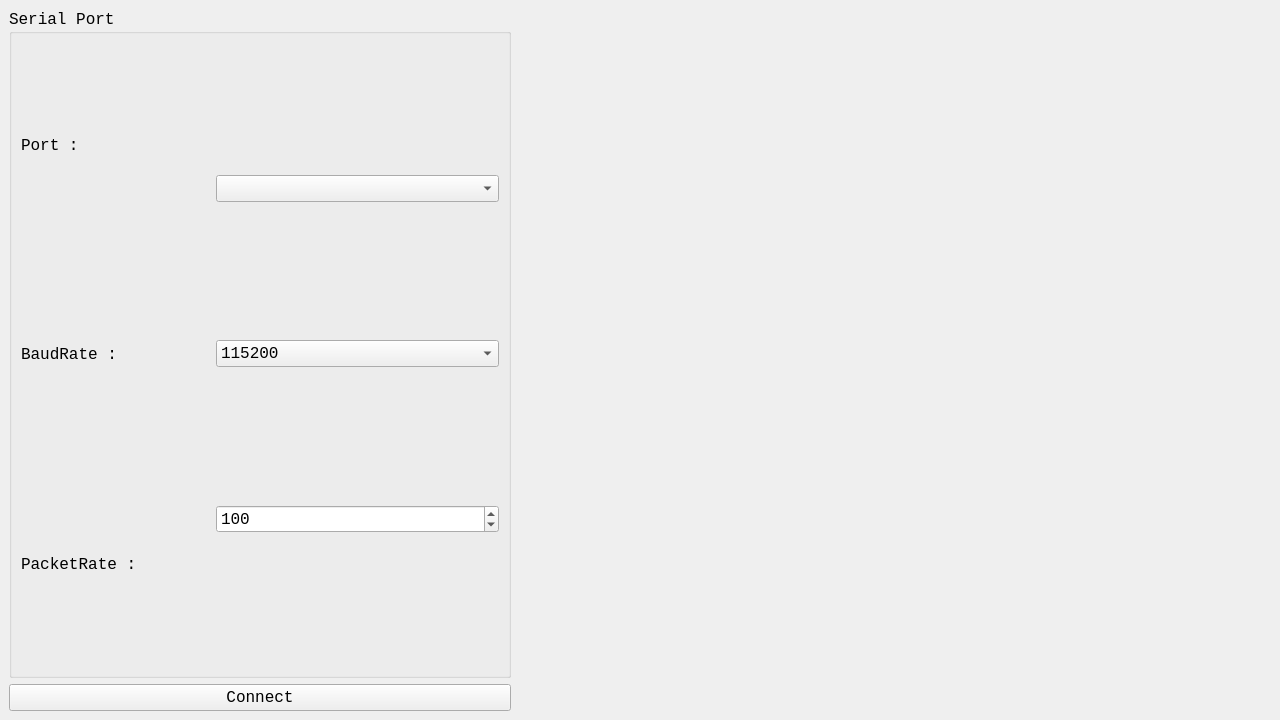
The window that monitor/mainwindow.ui (zheyi613/Qt_attitude_monitor) describes before a commit, drawn with Qt 5.
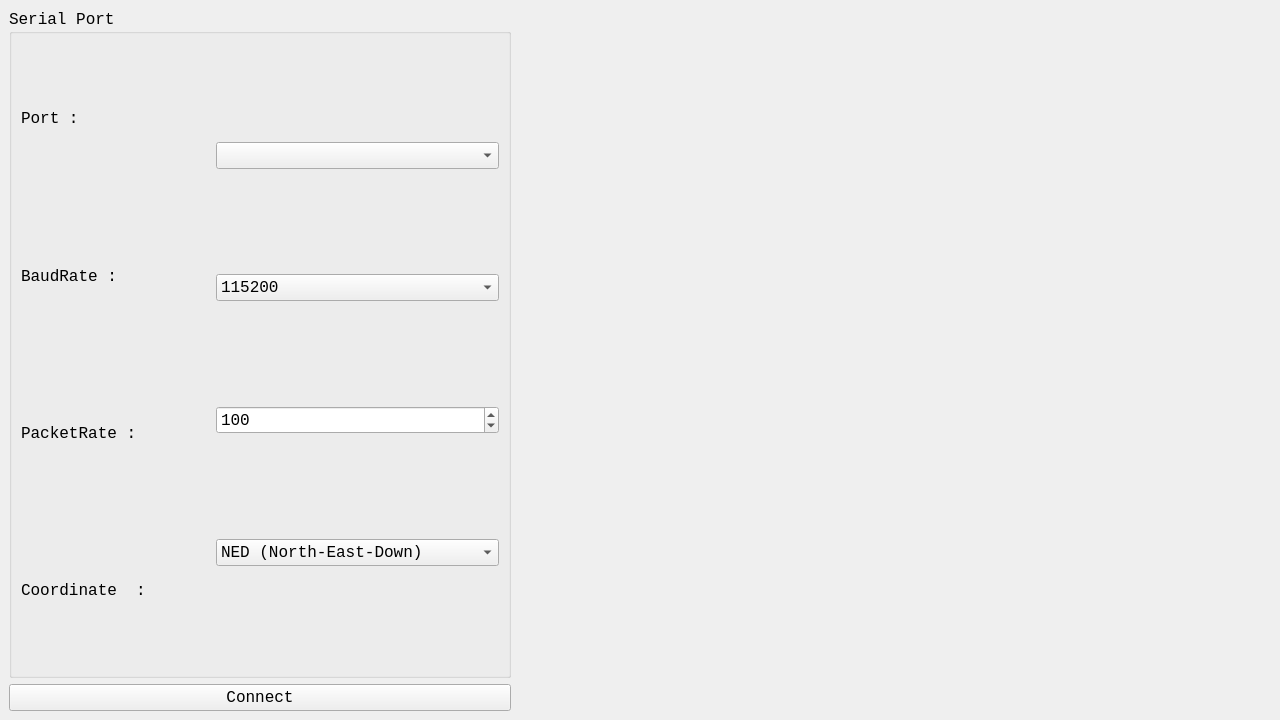
The same window after the commit. Custom widgets are drawn as their Qt base class.

Commit message: Add option of coordinate

```diff
--- a/monitor/mainwindow.ui
+++ b/monitor/mainwindow.ui
@@ -30,6 +30,9 @@
      <layout class="QHBoxLayout" name="horizontalLayout" stretch="2,3">
       <item>
        <layout class="QVBoxLayout" name="verticalLayout_SerialPort" stretch="1,1,6">
+        <property name="spacing">
+         <number>6</number>
+        </property>
         <item>
          <widget class="QGroupBox" name="groupBox_SerialPort">
           <property name="font">
@@ -86,6 +89,13 @@
                </property>
               </widget>
              </item>
+             <item>
+              <widget class="QLabel" name="label_Coordinate">
+               <property name="text">
+                <string>Coordinate  :</string>
+               </property>
+              </widget>
+             </item>
             </layout>
            </item>
            <item>
@@ -172,6 +182,26 @@
                </property>
               </widget>
              </item>
+             <item>
+              <widget class="QComboBox" name="comboBox_Coordinate">
+               <property name="editable">
+                <bool>false</bool>
+               </property>
+               <property name="currentIndex">
+                <number>0</number>
+               </property>
+               <item>
+                <property name="text">
+                 <string>NED (North-East-Down)</string>
+                </property>
+               </item>
+               <item>
+                <property name="text">
+                 <string>ENU (East-North-Up)</string>
+                </property>
+               </item>
+              </widget>
+             </item>
             </layout>
            </item>
           </layout>
```
The commit also changes 2 other files.
